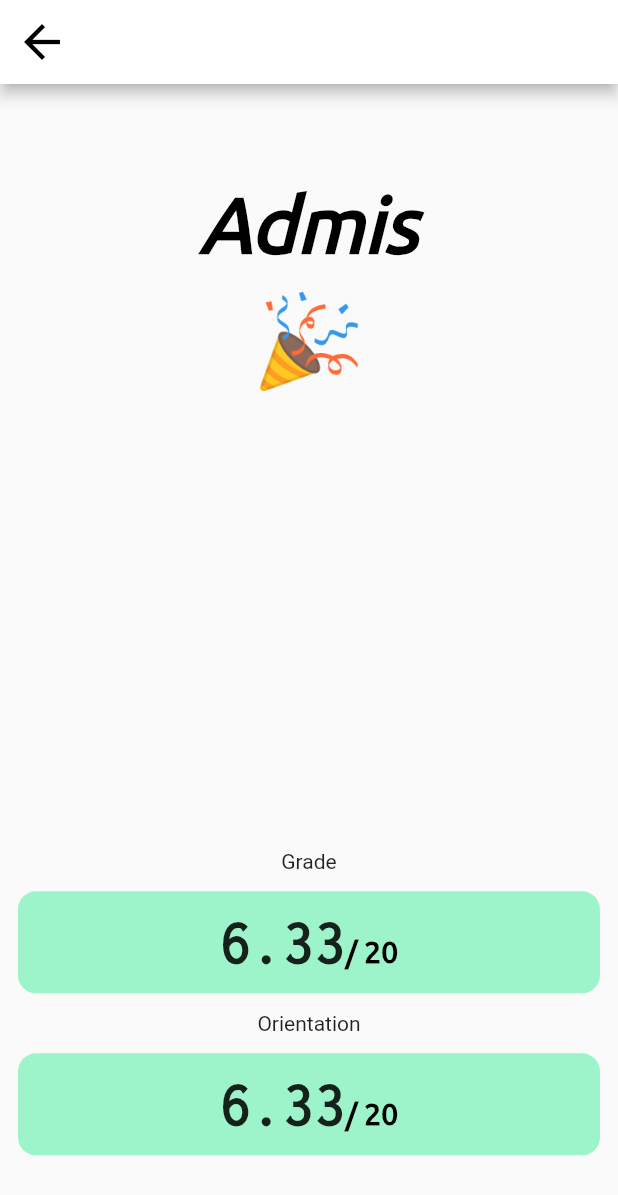
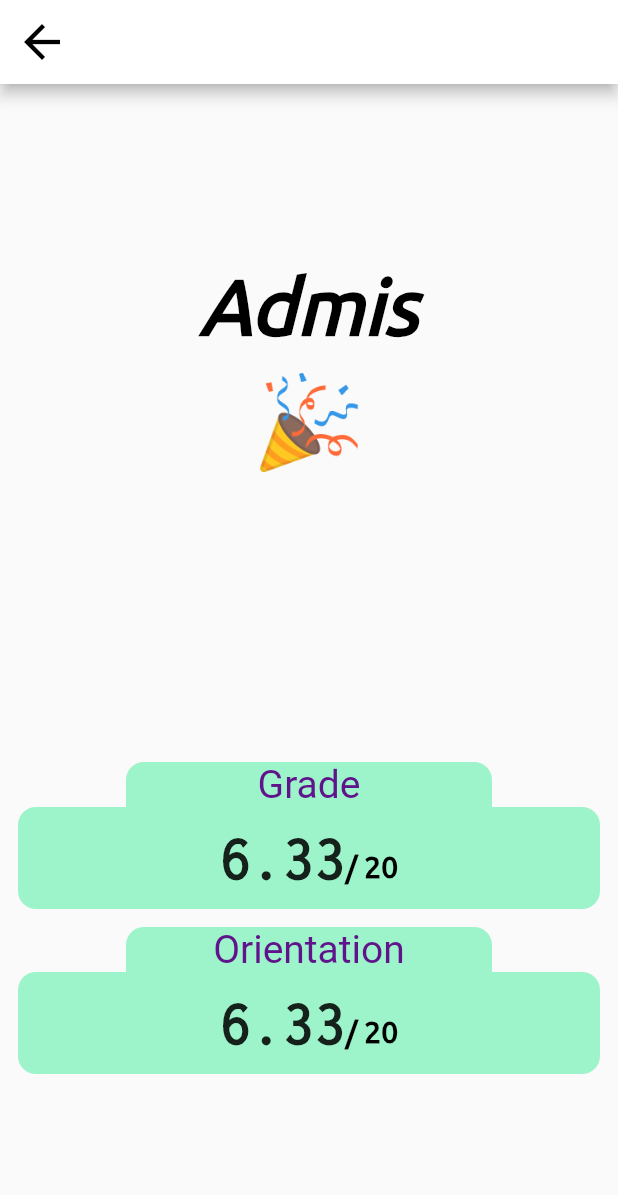
Before and after one commit to babasahi/Notora, a Flutter app: the ResultPage screen opened directly, on a phone screen of 412 x 824 dp. Shown: the top 1195 px of the screen. Run offline on Flutter 3.47's test engine with Material 2 defaults, Android fonts, the phone set to English and light mode, and no system bars; drawn by our look-alikes of animated_text_kit; our stand-ins replace font_awesome_flutter, google_fonts.

Commit message:
added fixes

```diff
--- a/lib/components/result_widget.dart
+++ b/lib/components/result_widget.dart
@@ -40,16 +40,25 @@ class _ResultWidgetState extends State<ResultWidget>
     return Column(
       children: [
         Container(
-          child: Center(child: Text(widget.label)),
+          decoration: BoxDecoration(
+            color: Colors.greenAccent.withOpacity(controller.value),
+            borderRadius: BorderRadius.only(
+                topLeft: Radius.circular(12), topRight: Radius.circular(12)),
+          ),
+          margin: EdgeInsets.symmetric(horizontal: 84),
+          child: Center(
+              child: Text(
+            widget.label,
+            style:
+                TextStyle(fontSize: 26, color: Colors.blueGrey.withGreen(20)),
+          )),
         ),
         Container(
-          margin: EdgeInsets.all(12),
+          margin: EdgeInsets.only(bottom: 12, left: 12, right: 12, top: 0),
           padding: EdgeInsets.symmetric(vertical: 12.0),
           decoration: BoxDecoration(
             color: Colors.greenAccent.withOpacity(controller.value),
-            borderRadius: BorderRadius.all(
-              Radius.circular(12),
-            ),
+            borderRadius: BorderRadius.all(Radius.circular(12)),
           ),
           child: Center(
             child: Row(
--- a/lib/screens/result_page.dart
+++ b/lib/screens/result_page.dart
@@ -36,8 +36,9 @@ class _ResultPageState extends State<ResultPage> {
         mainAxisAlignment: MainAxisAlignment.spaceAround,
         crossAxisAlignment: CrossAxisAlignment.center,
         children: [
-          Congratulation(),
-          SizedBox(height: MediaQuery.of(context).size.height / 6),
+          Provider.of<Subjects>(context, listen: false).getAverageGrade() > 8
+              ? Congratulation()
+              : Consolation(),
           GradesWidget()
         ],
       ),
```
